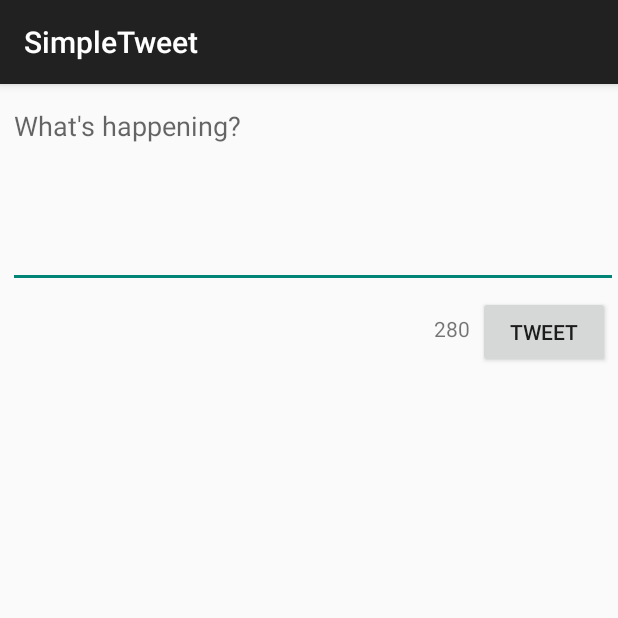
After one commit to thebeasknees/SimpleTweet, an Android app: the ComposeActivity screen opened directly, with no data from a screen before it, on a phone screen of 412 x 824 dp, the top half of it. The commit adds this screen. Run offline under Robolectric (Android 15) with nearby library versions, the phone set to English and light mode, and no system bars; our stand-ins replace Room's generated code; libraries missing offline, so code that uses them is left out: com.codepath.asynchttpclient, com.facebook.stetho, org.parceler; 1 statement that could not run was skipped.

Commit message:
Added text counter and implemented functionality for posting a tweet to twitter and having instant refresh on app

```diff
--- a/app/build.gradle
+++ b/app/build.gradle
@@ -56,4 +56,6 @@ dependencies {
     annotationProcessor "androidx.room:room-compiler:$room_version"
     implementation 'com.facebook.stetho:stetho:1.5.1'
     implementation 'androidx.swiperefreshlayout:swiperefreshlayout:1.0.0'
+    implementation 'org.parceler:parceler-api:1.1.12'
+    annotationProcessor 'org.parceler:parceler:1.1.12'
 }
--- a/app/src/main/AndroidManifest.xml
+++ b/app/src/main/AndroidManifest.xml
@@ -13,6 +13,9 @@
         android:icon="@drawable/ic_launcher"
         android:label="@string/app_name"
         android:theme="@style/AppTheme">
+        <activity
+            android:name=".ComposeActivity"
+            android:exported="true" />
         <activity
             android:name=".TimelineActivity"
             android:exported="true" />
--- /dev/null
+++ b/app/src/main/java/com/codepath/apps/restclienttemplate/ComposeActivity.java
@@ -0,0 +1,114 @@
+package com.codepath.apps.restclienttemplate;
+
+import androidx.appcompat.app.AppCompatActivity;
+
+import android.content.Intent;
+import android.graphics.Color;
+import android.os.Bundle;
+import android.text.Editable;
+import android.text.TextWatcher;
+import android.util.Log;
+import android.view.View;
+import android.widget.Button;
+import android.widget.EditText;
+import android.widget.TextView;
+import android.widget.Toast;
+
+import com.codepath.apps.restclienttemplate.models.Tweet;
+import com.codepath.asynchttpclient.callback.JsonHttpResponseHandler;
+
+import org.json.JSONException;
+import org.parceler.Parcels;
+
+import okhttp3.Headers;
+
+public class ComposeActivity extends AppCompatActivity {
+
+    public static final int MAX_TWEET_LENGTH = 280;
+    public static final String TAG = "ComposeActivity";
+
+    EditText etCompose;
+    Button btnTweet;
+    TextView tvCharLimit;
+
+    TwitterClient client;
+
+    @Override
+    protected void onCreate(Bundle savedInstanceState) {
+        super.onCreate(savedInstanceState);
+        setContentView(R.layout.activity_compose);
+
+        client = TwitterApp.getRestClient(this);
+
+        etCompose = findViewById(R.id.etCompose);
+        btnTweet = findViewById(R.id.btnTweet);
+        tvCharLimit = findViewById(R.id.tvCharLimit);
+
+        // set a add text listener to dynamically track how many characters user has typed
+        etCompose.addTextChangedListener(new TextWatcher() {
+            @Override
+            public void beforeTextChanged(CharSequence s, int start, int count, int after) {
+                // Fires right as the text is being changed (even supplies the range of text)
+
+            }
+
+            @Override
+            public void onTextChanged(CharSequence s, int start, int before, int count) {
+                // Fires right before text is changing
+            }
+
+            @Override
+            public void afterTextChanged(Editable s) {
+                // Fires right after the text has changed
+                int chars = 280 - s.length();
+                if(chars < 0){
+                    tvCharLimit.setTextColor(Color.RED);
+                } else{
+                    tvCharLimit.setTextColor(Color.BLACK);
+                }
+                tvCharLimit.setText(String.valueOf(chars));
+            }
+        });
+
+        // set a click listener on button
+        btnTweet.setOnClickListener(new View.OnClickListener(){
+
+            @Override
+            public void onClick(View v) {
+                String tweetContent = etCompose.getText().toString();
+                if(tweetContent.isEmpty()){
+                    Toast.makeText(ComposeActivity.this, "Sorry your tweet cannot be empty", Toast.LENGTH_LONG).show();
+                    return;
+                }
+                if(tweetContent.length() > MAX_TWEET_LENGTH){
+                    Toast.makeText(ComposeActivity.this, "Sorry your tweet is too long", Toast.LENGTH_LONG).show();
+                    return;
+                }
+                Toast.makeText(ComposeActivity.this, tweetContent, Toast.LENGTH_LONG).show();
+                // make API call to Twitter to publish tweet
+                client.publishTweet(tweetContent, new JsonHttpResponseHandler() {
+                    @Override
+                    public void onSuccess(int statusCode, Headers headers, JSON json) {
+                        Log.i(TAG, "onSuccess to publish tweet");
+                        try {
+                            Tweet tweet = Tweet.fromJson(json.jsonObject);
+                            Log.i(TAG, "Published tweet says: " + tweet.body);
+                            Intent intent = new Intent();
+                            intent.putExtra("tweet", Parcels.wrap(tweet));
+                            setResult(RESULT_OK, intent);
+                            // closes the current activity
+                            finish();
+                        } catch (JSONException e) {
+                            e.printStackTrace();
+                        }
+                    }
+
+                    @Override
+                    public void onFailure(int statusCode, Headers headers, String response, Throwable throwable) {
+                        Log.e(TAG, "onFailure to publish tweet", throwable);
+                    }
+                });
+            }
+        });
+    }
+}
--- a/app/src/main/java/com/codepath/apps/restclienttemplate/MyDatabase.java
+++ b/app/src/main/java/com/codepath/apps/restclienttemplate/MyDatabase.java
@@ -5,10 +5,14 @@ import androidx.room.RoomDatabase;
 
 import com.codepath.apps.restclienttemplate.models.SampleModel;
 import com.codepath.apps.restclienttemplate.models.SampleModelDao;
+import com.codepath.apps.restclienttemplate.models.Tweet;
+import com.codepath.apps.restclienttemplate.models.TweetDao;
+import com.codepath.apps.restclienttemplate.models.User;
 
-@Database(entities={SampleModel.class}, version=1)
+@Database(entities={SampleModel.class, Tweet.class, User.class}, version=2)
 public abstract class MyDatabase extends RoomDatabase {
     public abstract SampleModelDao sampleModelDao();
+    public abstract TweetDao tweetDao();
 
     // Database name to be used
     public static final String NAME = "MyDataBase";
--- a/app/src/main/java/com/codepath/apps/restclienttemplate/TweetsAdapter.java
+++ b/app/src/main/java/com/codepath/apps/restclienttemplate/TweetsAdapter.java
@@ -6,6 +6,7 @@ import android.view.LayoutInflater;
 import android.view.View;
 import android.view.ViewGroup;
 import android.widget.ImageView;
+import android.widget.RelativeLayout;
 import android.widget.TextView;
 
 import androidx.annotation.NonNull;
--- /dev/null
+++ b/app/src/main/res/layout/activity_compose.xml
@@ -0,0 +1,47 @@
+<?xml version="1.0" encoding="utf-8"?>
+<RelativeLayout
+    xmlns:android="http://schemas.android.com/apk/res/android"
+    xmlns:app="http://schemas.android.com/apk/res-auto"
+    xmlns:tools="http://schemas.android.com/tools"
+    android:layout_width="match_parent"
+    android:layout_height="match_parent"
+    app:counterEnabled="true"
+    app:counterMaxLength="10"
+    tools:context=".ComposeActivity">
+
+    <EditText
+        android:id="@+id/etCompose"
+        android:layout_width="match_parent"
+        android:layout_height="wrap_content"
+        android:layout_alignParentStart="true"
+        android:layout_alignParentTop="true"
+        android:layout_marginStart="5dp"
+        android:layout_marginTop="5dp"
+        android:ems="10"
+        android:gravity="start|top"
+        android:hint="What's happening?"
+        android:inputType="textMultiLine"
+        android:minLines="5" />
+
+    <Button
+        android:id="@+id/btnTweet"
+        android:layout_width="wrap_content"
+        android:layout_height="wrap_content"
+        android:layout_below="@+id/etCompose"
+        android:layout_alignParentEnd="true"
+        android:layout_marginTop="5dp"
+        android:layout_marginEnd="5dp"
+        android:text="@string/tweet" />
+
+    <TextView
+        android:id="@+id/tvCharLimit"
+        android:layout_width="wrap_content"
+        android:layout_height="wrap_content"
+        android:layout_below="@+id/etCompose"
+        android:layout_marginTop="17dp"
+        android:layout_marginEnd="5dp"
+        android:layout_toStartOf="@+id/btnTweet"
+        android:text="280"
+        tools:text="280" />
+
+</RelativeLayout>
--- a/app/src/main/res/layout/item_tweet.xml
+++ b/app/src/main/res/layout/item_tweet.xml
@@ -24,7 +24,7 @@
         android:layout_marginStart="5dp"
         android:layout_marginTop="0dp"
         android:layout_toEndOf="@+id/ivProfileImage"
-        tools:text="rpandey1234" />
+        tools:text="Keven" />
 
     <TextView
         android:id="@+id/tvTime"
--- a/app/src/main/res/values/strings.xml
+++ b/app/src/main/res/values/strings.xml
@@ -5,5 +5,6 @@
     <string name="login_label">Log in</string>
     <string name="intent_scheme">oauth</string>
     <string name="intent_host">cprest</string>
+    <string name="tweet">Tweet</string>
 
 </resources>
```
Also changed, not shown: app/src/main/java/com/codepath/apps/restclienttemplate/TimelineActivity.java (+77 -2 lines), app/src/main/java/com/codepath/apps/restclienttemplate/TwitterClient.java (+8 -0 lines), app/src/main/java/com/codepath/apps/restclienttemplate/models/Tweet.java (+32 -3 lines), app/src/main/java/com/codepath/apps/restclienttemplate/models/TweetDao.java (added, +23 -0 lines), app/src/main/java/com/codepath/apps/restclienttemplate/models/TweetWithUser.java (added, +26 -0 lines), app/src/main/java/com/codepath/apps/restclienttemplate/models/User.java (+31 -0 lines), app/src/main/res/menu/menu_main.xml (added, +10 -0 lines).
